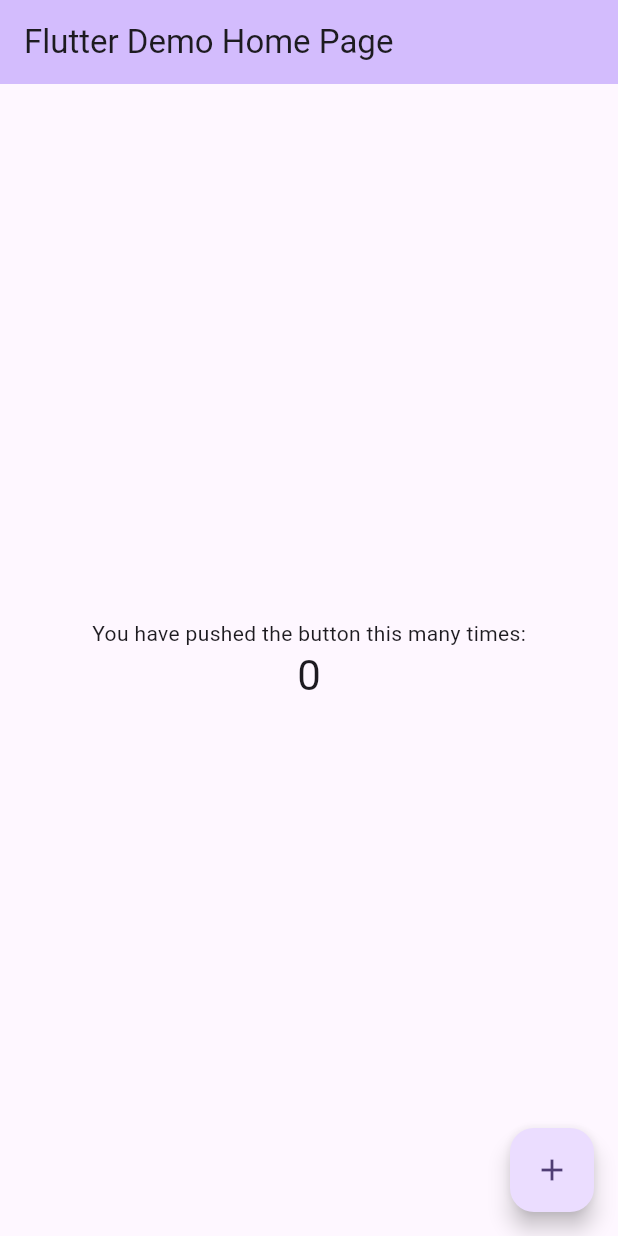
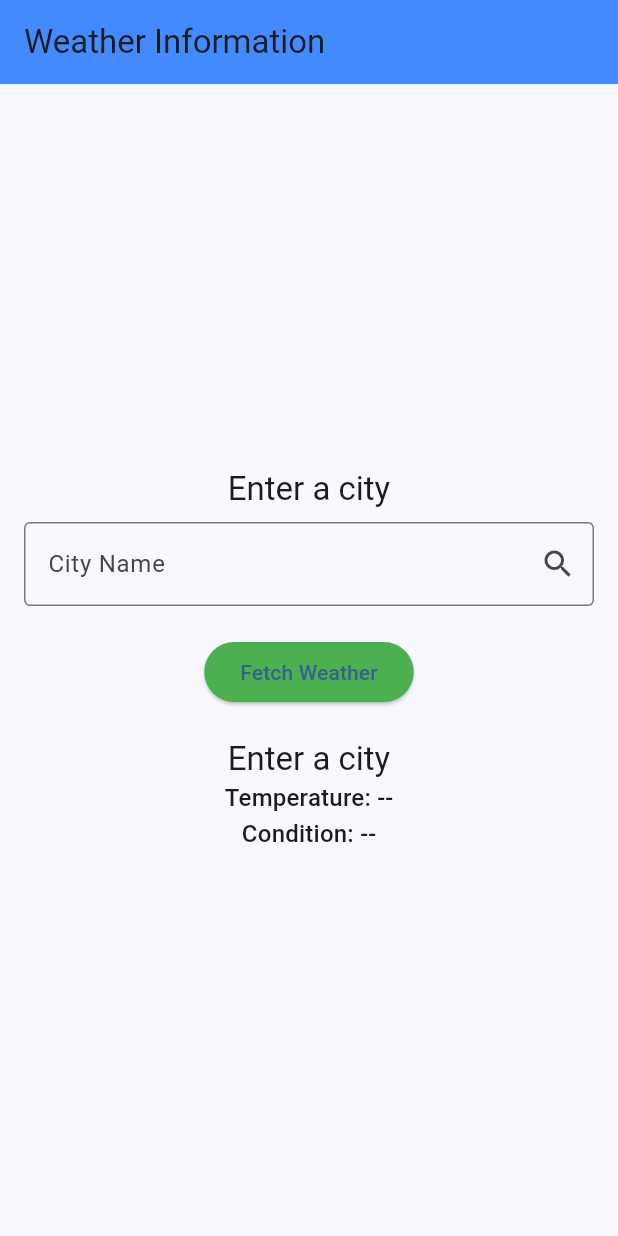
Before and after one commit to HemangShimpi/Weather_App, a Flutter app: the screen it shows after launch, on a phone screen of 412 x 824 dp. Run offline on Flutter 3.47's test engine with Material 3 defaults, Android fonts, the phone set to English and light mode, and no system bars.

Commit message:
Basic UI with input field and button

```diff
--- a/lib/main.dart
+++ b/lib/main.dart
@@ -7,119 +7,84 @@ void main() {
 class MyApp extends StatelessWidget {
   const MyApp({super.key});
 
-  // This widget is the root of your application.
   @override
   Widget build(BuildContext context) {
     return MaterialApp(
-      title: 'Flutter Demo',
+      title: 'Weather Info App',
       theme: ThemeData(
-        // This is the theme of your application.
-        //
-        // TRY THIS: Try running your application with "flutter run". You'll see
-        // the application has a purple toolbar. Then, without quitting the app,
-        // try changing the seedColor in the colorScheme below to Colors.green
-        // and then invoke "hot reload" (save your changes or press the "hot
-        // reload" button in a Flutter-supported IDE, or press "r" if you used
-        // the command line to start the app).
-        //
-        // Notice that the counter didn't reset back to zero; the application
-        // state is not lost during the reload. To reset the state, use hot
-        // restart instead.
-        //
-        // This works for code too, not just values: Most code changes can be
-        // tested with just a hot reload.
-        colorScheme: ColorScheme.fromSeed(seedColor: Colors.deepPurple),
+        colorScheme: ColorScheme.fromSeed(seedColor: Colors.blue),
         useMaterial3: true,
       ),
-      home: const MyHomePage(title: 'Flutter Demo Home Page'),
+      home: const WeatherInfoPage(title: 'Weather Information'),
     );
   }
 }
 
-class MyHomePage extends StatefulWidget {
-  const MyHomePage({super.key, required this.title});
-
-  // This widget is the home page of your application. It is stateful, meaning
-  // that it has a State object (defined below) that contains fields that affect
-  // how it looks.
-
-  // This class is the configuration for the state. It holds the values (in this
-  // case the title) provided by the parent (in this case the App widget) and
-  // used by the build method of the State. Fields in a Widget subclass are
-  // always marked "final".
+class WeatherInfoPage extends StatefulWidget {
+  const WeatherInfoPage({super.key, required this.title});
 
   final String title;
 
   @override
-  State<MyHomePage> createState() => _MyHomePageState();
+  State<WeatherInfoPage> createState() => _WeatherInfoPageState();
 }
 
-class _MyHomePageState extends State<MyHomePage> {
-  int _counter = 0;
+class _WeatherInfoPageState extends State<WeatherInfoPage> {
+  final TextEditingController _cityController = TextEditingController();
+  String _cityName = "Enter a city";
+  String _temperature = "Temperature: --";
+  String _weatherCondition = "Condition: --";
 
-  void _incrementCounter() {
+  void _fetchWeather() {
+    // Placeholder for actual weather fetching logic
     setState(() {
-      // This call to setState tells the Flutter framework that something has
-      // changed in this State, which causes it to rerun the build method below
-      // so that the display can reflect the updated values. If we changed
-      // _counter without calling setState(), then the build method would not be
-      // called again, and so nothing would appear to happen.
-      _counter++;
+      _cityName = _cityController.text;
+      _temperature = "Temperature: 23°C";  // Mock data
+      _weatherCondition = "Condition: Sunny";  // Mock data
     });
   }
 
   @override
   Widget build(BuildContext context) {
-    // This method is rerun every time setState is called, for instance as done
-    // by the _incrementCounter method above.
-    //
-    // The Flutter framework has been optimized to make rerunning build methods
-    // fast, so that you can just rebuild anything that needs updating rather
-    // than having to individually change instances of widgets.
     return Scaffold(
       appBar: AppBar(
-        // TRY THIS: Try changing the color here to a specific color (to
-        // Colors.amber, perhaps?) and trigger a hot reload to see the AppBar
-        // change color while the other colors stay the same.
-        backgroundColor: Theme.of(context).colorScheme.inversePrimary,
-        // Here we take the value from the MyHomePage object that was created by
-        // the App.build method, and use it to set our appbar title.
         title: Text(widget.title),
+        backgroundColor: Colors.blueAccent,
       ),
-      body: Center(
-        // Center is a layout widget. It takes a single child and positions it
-        // in the middle of the parent.
+      body: Padding(
+        padding: const EdgeInsets.all(16.0),
         child: Column(
-          // Column is also a layout widget. It takes a list of children and
-          // arranges them vertically. By default, it sizes itself to fit its
-          // children horizontally, and tries to be as tall as its parent.
-          //
-          // Column has various properties to control how it sizes itself and
-          // how it positions its children. Here we use mainAxisAlignment to
-          // center the children vertically; the main axis here is the vertical
-          // axis because Columns are vertical (the cross axis would be
-          // horizontal).
-          //
-          // TRY THIS: Invoke "debug painting" (choose the "Toggle Debug Paint"
-          // action in the IDE, or press "p" in the console), to see the
-          // wireframe for each widget.
           mainAxisAlignment: MainAxisAlignment.center,
+          crossAxisAlignment: CrossAxisAlignment.center,
           children: <Widget>[
-            const Text(
-              'You have pushed the button this many times:',
+            Text(
+              "Enter a city",
+              style: Theme.of(context).textTheme.titleLarge,
             ),
-            Text(
-              '$_counter',
-              style: Theme.of(context).textTheme.headlineMedium,
+            SizedBox(height: 8), // Adds a little space
+            TextField(
+              controller: _cityController,
+              decoration: InputDecoration(
+                labelText: 'City Name',
+                border: OutlineInputBorder(),
+                suffixIcon: Icon(Icons.search)
+              ),
             ),
+            SizedBox(height: 20),
+            ElevatedButton(
+              onPressed: _fetchWeather,
+              child: const Text('Fetch Weather'),
+              style: ElevatedButton.styleFrom(
+                backgroundColor: Colors.green,
+              ),
+            ),
+            SizedBox(height: 20),
+            Text(_cityName, style: Theme.of(context).textTheme.titleLarge),
+            Text(_temperature, style: Theme.of(context).textTheme.titleMedium),
+            Text(_weatherCondition, style: Theme.of(context).textTheme.titleMedium),
           ],
         ),
       ),
-      floatingActionButton: FloatingActionButton(
-        onPressed: _incrementCounter,
-        tooltip: 'Increment',
-        child: const Icon(Icons.add),
-      ), // This trailing comma makes auto-formatting nicer for build methods.
     );
   }
 }
```
